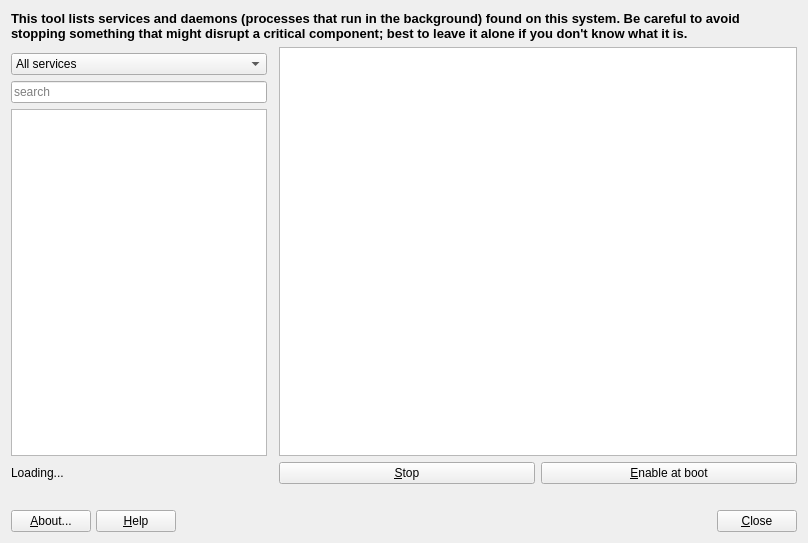
First picture: the form in mx-service-manager/src/mainwindow.ui, repository q4os/mxtools-for-debian, before the edit.
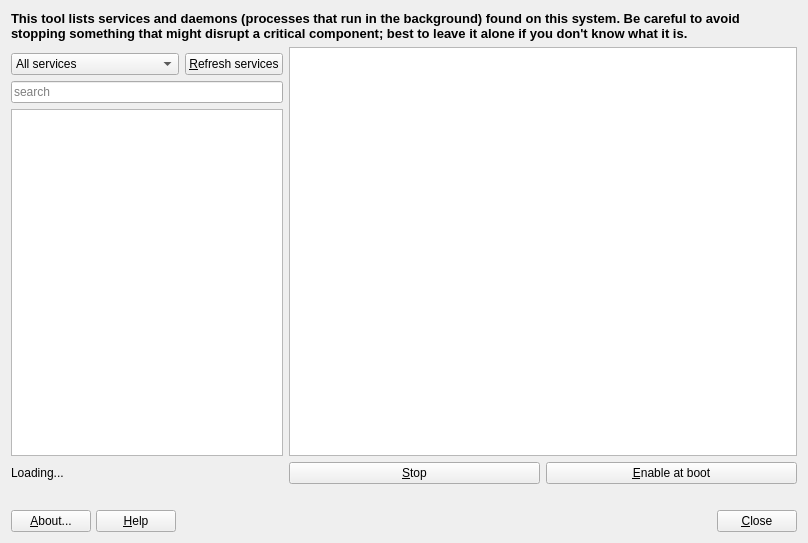
Second picture: the form after the edit. Icons and pictures are not drawn.

Diff of the .ui file:
```diff
--- a/mx-service-manager/src/mainwindow.ui
+++ b/mx-service-manager/src/mainwindow.ui
@@ -247,44 +247,6 @@
      </item>
     </widget>
    </item>
-   <item row="4" column="0">
-    <widget class="QListWidget" name="listServices">
-     <property name="sizePolicy">
-      <sizepolicy hsizetype="Preferred" vsizetype="Expanding">
-       <horstretch>0</horstretch>
-       <verstretch>0</verstretch>
-      </sizepolicy>
-     </property>
-     <property name="mouseTracking">
-      <bool>true</bool>
-     </property>
-     <property name="editTriggers">
-      <set>QAbstractItemView::NoEditTriggers</set>
-     </property>
-     <property name="showDropIndicator" stdset="0">
-      <bool>false</bool>
-     </property>
-     <property name="defaultDropAction">
-      <enum>Qt::IgnoreAction</enum>
-     </property>
-     <property name="selectionBehavior">
-      <enum>QAbstractItemView::SelectItems</enum>
-     </property>
-    </widget>
-   </item>
-   <item row="3" column="0">
-    <widget class="QLineEdit" name="lineSearch">
-     <property name="text">
-      <string/>
-     </property>
-     <property name="placeholderText">
-      <string>search</string>
-     </property>
-     <property name="clearButtonEnabled">
-      <bool>true</bool>
-     </property>
-    </widget>
-   </item>
    <item row="5" column="0">
     <widget class="QLabel" name="labelCount">
      <property name="text">
@@ -320,6 +282,54 @@
      </property>
     </widget>
    </item>
+   <item row="2" column="1">
+    <widget class="QPushButton" name="pushRefresh">
+     <property name="text">
+      <string>&amp;Refresh services</string>
+     </property>
+     <property name="autoDefault">
+      <bool>false</bool>
+     </property>
+    </widget>
+   </item>
+   <item row="3" column="0" colspan="2">
+    <widget class="QLineEdit" name="lineSearch">
+     <property name="text">
+      <string/>
+     </property>
+     <property name="placeholderText">
+      <string>search</string>
+     </property>
+     <property name="clearButtonEnabled">
+      <bool>true</bool>
+     </property>
+    </widget>
+   </item>
+   <item row="4" column="0" colspan="2">
+    <widget class="QListWidget" name="listServices">
+     <property name="sizePolicy">
+      <sizepolicy hsizetype="Preferred" vsizetype="Expanding">
+       <horstretch>0</horstretch>
+       <verstretch>0</verstretch>
+      </sizepolicy>
+     </property>
+     <property name="mouseTracking">
+      <bool>true</bool>
+     </property>
+     <property name="editTriggers">
+      <set>QAbstractItemView::EditTrigger::NoEditTriggers</set>
+     </property>
+     <property name="showDropIndicator" stdset="0">
+      <bool>false</bool>
+     </property>
+     <property name="defaultDropAction">
+      <enum>Qt::DropAction::IgnoreAction</enum>
+     </property>
+     <property name="selectionBehavior">
+      <enum>QAbstractItemView::SelectionBehavior::SelectItems</enum>
+     </property>
+    </widget>
+   </item>
   </layout>
  </widget>
  <tabstops>
```
Left out of the diff: 22 changed lines with no effect on the pictures.
